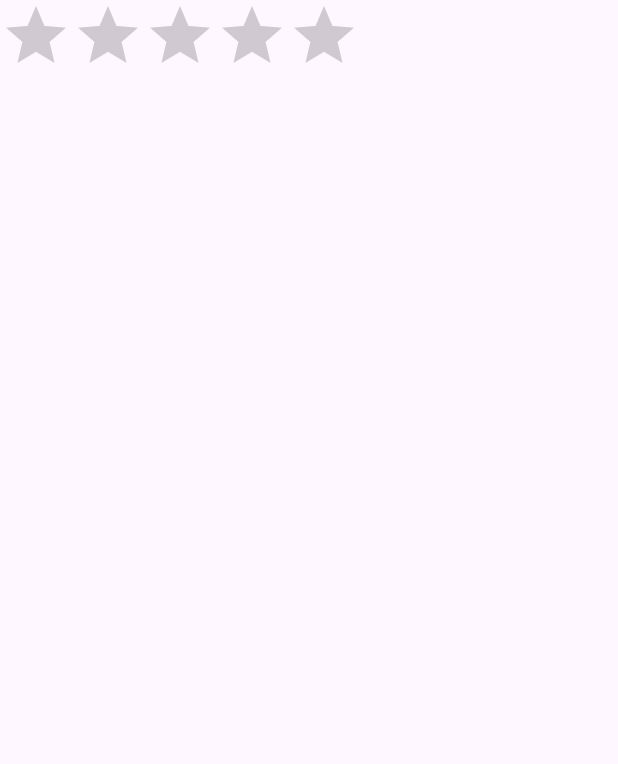
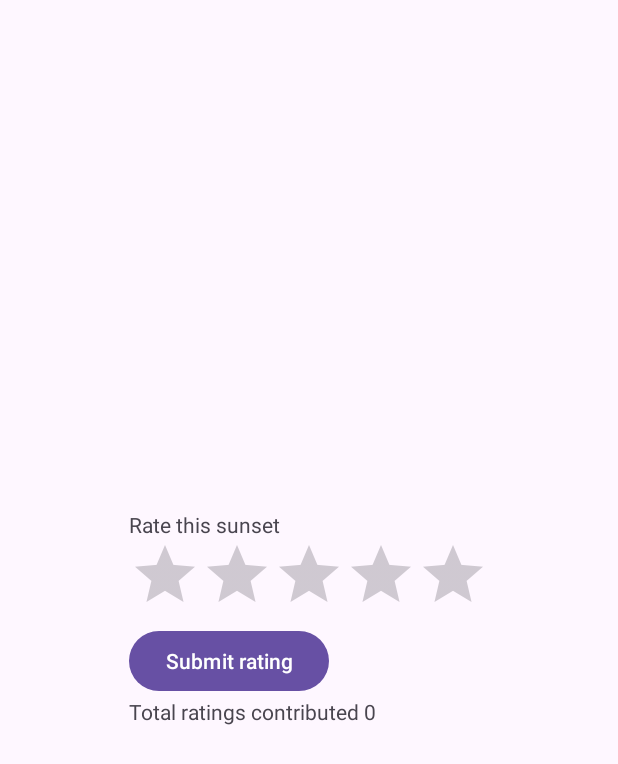
Before and after one commit to Kyle-Sang/SunsetPredictionApp, an Android app: the RatingActivity screen opened directly, with no data from a screen before it, on a phone screen of 412 x 824 dp. Shown: the top 764 px of the screen. Run offline under Robolectric (Android 15) with nearby library versions, the light colour scheme and no system bars.

Commit message:
shared preferences and routing

```diff
--- a/SunsetPrediction/app/src/main/java/com/example/sunsetprediction/RatingActivity.kt
+++ b/SunsetPrediction/app/src/main/java/com/example/sunsetprediction/RatingActivity.kt
@@ -1,21 +1,57 @@
 package com.example.sunsetprediction
 
+import android.content.Context
+import android.content.SharedPreferences
 import android.os.Bundle
 import android.util.Log
+import android.view.View
 import android.widget.RatingBar
+import android.widget.TextView
 import androidx.appcompat.app.AppCompatActivity
+import org.w3c.dom.Text
 
 class RatingActivity : AppCompatActivity() {
     private lateinit var rt : RatingBar
+    private lateinit var ratings_count : TextView
+    private var num_user_ratings : Int = 0
+    private var rating : Float = 0f
+    private lateinit var editor : SharedPreferences.Editor
     override fun onCreate(savedInstanceState: Bundle?) {
         super.onCreate(savedInstanceState)
         setContentView(R.layout.activity_rating)
 
-        rt = findViewById(R.id.ratingBar);
-        var rating = rt.numStars
-        Log.w("RatingActivity", rating.toString())
+        rt = findViewById(R.id.ratingBar)
+        ratings_count = findViewById(R.id.ratings_count)
 
+        var pref : SharedPreferences= this.getSharedPreferences(this.packageName + "_preferences",
+            Context.MODE_PRIVATE)
+        editor = pref.edit()
+
+        num_user_ratings = pref.getInt(PREFERENCE_NUM_RATINGS, 0)
+        ratings_count.text = "Total ratings contributed ${num_user_ratings}"
         // store via persistent data
         // send data to server (S3 bucket) once page is closed
     }
+
+    fun saveRating(v : View) {
+        Log.w("RatingActivity", "save rating")
+        rating = rt.rating
+        setPreferences()
+        Log.w("RatingActivity", rating.toString())
+        finish()
+    }
+
+    // stores number of ratings
+    private fun setPreferences() {
+        Log.w("RatingActivity", "set preferences")
+        // gets previous number of user ratings
+        // updates value to include new rating
+        num_user_ratings += 1
+        editor.putInt(PREFERENCE_NUM_RATINGS, num_user_ratings)
+        editor.commit()
+    }
+
+    companion object {
+        private const val PREFERENCE_NUM_RATINGS : String = "rating"
+    }
 }
--- a/SunsetPrediction/app/src/main/res/layout/activity_map.xml
+++ b/SunsetPrediction/app/src/main/res/layout/activity_map.xml
@@ -5,6 +5,7 @@
     android:orientation="vertical"
     android:layout_height="match_parent"
     android:layout_width="match_parent"
+    android:layout_margin="10dp"
     tools:context=".MapActivity">
 
 <!--    <TextView-->
--- a/SunsetPrediction/app/src/main/res/layout/activity_rating.xml
+++ b/SunsetPrediction/app/src/main/res/layout/activity_rating.xml
@@ -1,11 +1,34 @@
 <?xml version="1.0" encoding="utf-8"?>
 <RelativeLayout xmlns:android="http://schemas.android.com/apk/res/android"
     android:layout_width="match_parent"
-    android:layout_height="match_parent">
+    android:layout_height="match_parent"
+    android:layout_margin="10dp"
+    android:gravity="center">
 
+    <TextView
+        android:id="@+id/prompt"
+        android:layout_width="wrap_content"
+        android:layout_height="wrap_content"
+        android:text="Rate this sunset" />
     <RatingBar
         android:id="@+id/ratingBar"
         android:layout_width="wrap_content"
-        android:layout_height="wrap_content" />
+        android:layout_height="wrap_content"
+        android:layout_below="@id/prompt"/>
+
+    <Button
+        android:id="@+id/save"
+        android:layout_width="wrap_content"
+        android:layout_height="wrap_content"
+        android:layout_below="@id/ratingBar"
+        android:text="Submit rating"
+        android:onClick="saveRating"/>
+
+    <TextView
+        android:id="@+id/ratings_count"
+        android:layout_width="wrap_content"
+        android:layout_height="wrap_content"
+        android:text="Total ratings contributed: "
+        android:layout_below="@id/save" />
 
 </RelativeLayout>
```
Also changed, not shown: SunsetPrediction/app/src/main/java/com/example/sunsetprediction/LocalInfoActivity.kt (+12 -2 lines), SunsetPrediction/app/src/main/res/layout/activity_local_info.xml (+9 -1 lines).
